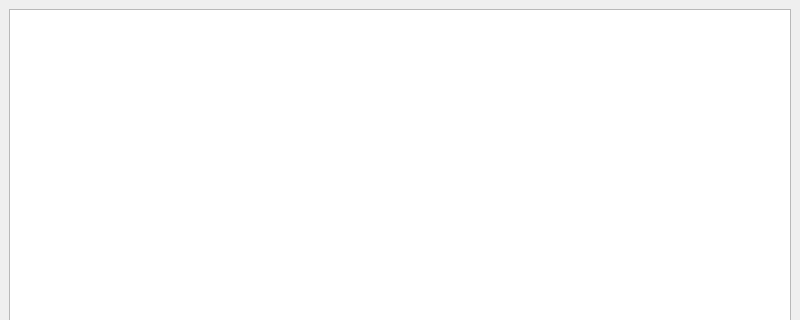
Before: the Qt Designer form interfacesTema3/ui/Ejercicio2.ui in AndresStan/Clase2, drawn with Qt 5; both pictures show x 0 to 800 and y 0 to 320 of the 800 by 600 pixel window.
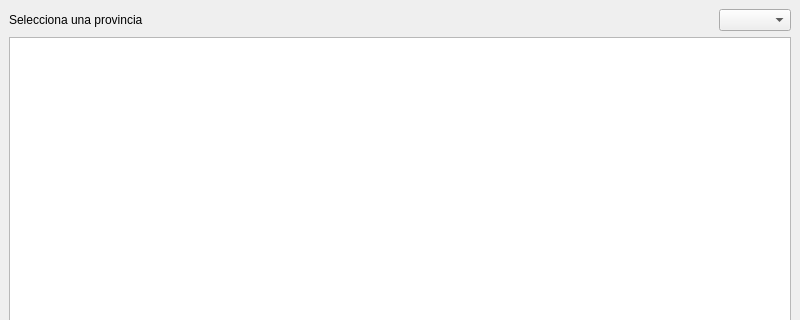
After: the same form once the commit is applied.

```diff
--- a/interfacesTema3/ui/Ejercicio2.ui
+++ b/interfacesTema3/ui/Ejercicio2.ui
@@ -14,9 +14,40 @@
    <string>MainWindow</string>
   </property>
   <widget class="QWidget" name="centralwidget">
-   <layout class="QVBoxLayout" name="verticalLayout">
+   <layout class="QVBoxLayout" name="verticalLayout_2">
     <item>
-     <widget class="QTableWidget" name="tableWidget"/>
+     <layout class="QVBoxLayout" name="verticalLayout">
+      <item>
+       <layout class="QHBoxLayout" name="horizontalLayout">
+        <item>
+         <widget class="QLabel" name="label">
+          <property name="text">
+           <string>Selecciona una provincia</string>
+          </property>
+         </widget>
+        </item>
+        <item>
+         <spacer name="horizontalSpacer">
+          <property name="orientation">
+           <enum>Qt::Orientation::Horizontal</enum>
+          </property>
+          <property name="sizeHint" stdset="0">
+           <size>
+            <width>40</width>
+            <height>20</height>
+           </size>
+          </property>
+         </spacer>
+        </item>
+        <item>
+         <widget class="QComboBox" name="comboBox"/>
+        </item>
+       </layout>
+      </item>
+      <item>
+       <widget class="QTableWidget" name="tableWidget"/>
+      </item>
+     </layout>
     </item>
    </layout>
   </widget>
```
